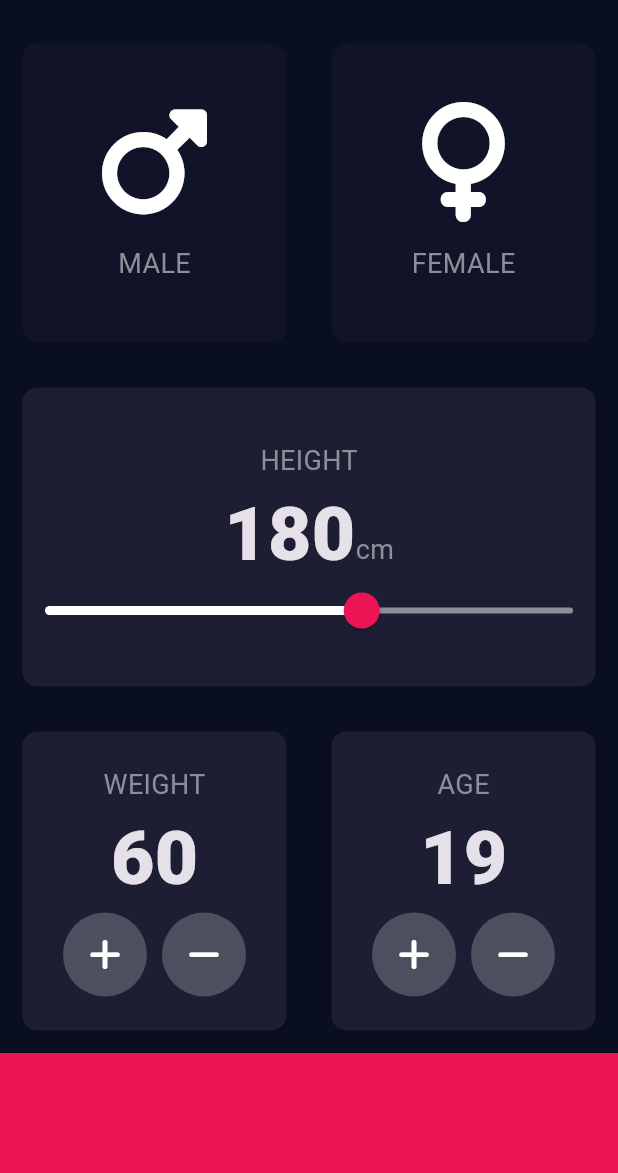
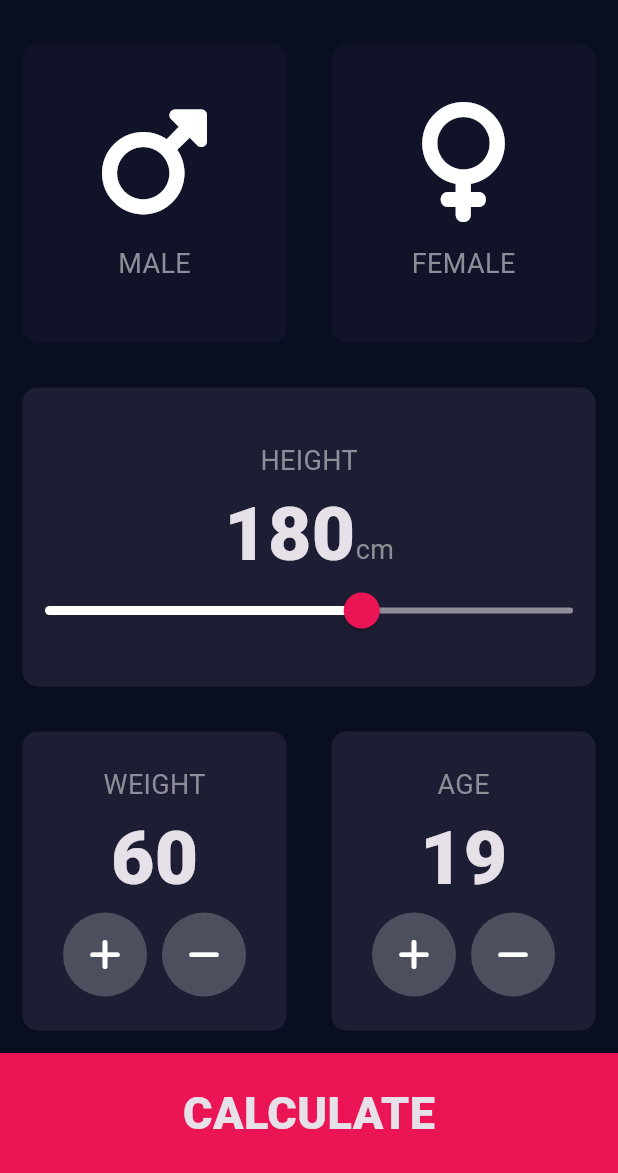
Before and after one commit to BenCodeurr/bmi_calculator_flutter, a Flutter app: the screen it shows after launch, on a phone screen of 412 x 824 dp, the part 63-1236 px from its top. Run offline on Flutter 3.47's test engine with Material 3 defaults, Android fonts, the phone set to English and light mode, and no system bars; our stand-ins replace font_awesome_flutter.

```diff
--- a/lib/input_page.dart
+++ b/lib/input_page.dart
@@ -1,3 +1,4 @@
+import 'package:bmi_calculator/results_page.dart';
 import 'package:flutter/material.dart';
 import './components/reusable_card.dart';
 import './components/card_content.dart';
@@ -207,10 +208,26 @@ class _InputPageState extends State<InputPage> {
               ],
             ),
           ),
-          Container(
-            color: kBottomContainerColor,
-            width: double.infinity,
-            height: kBottomContainerHeight,
+          GestureDetector(
+            onTap: () {
+              Navigator.push(
+                context,
+                MaterialPageRoute(
+                  builder: (context) => const ResultsPage(),
+                ),
+              );
+            },
+            child: Container(
+              color: kBottomContainerColor,
+              width: double.infinity,
+              height: kBottomContainerHeight,
+              child: const Center(
+                child: Text(
+                  'CALCULATE',
+                  style: TextStyle(fontSize: 30.0, fontWeight: FontWeight.w900),
+                ),
+              ),
+            ),
           ),
         ],
       ),
```
Also changed, not shown: lib/results_page.dart (added, +17 -0 lines).
